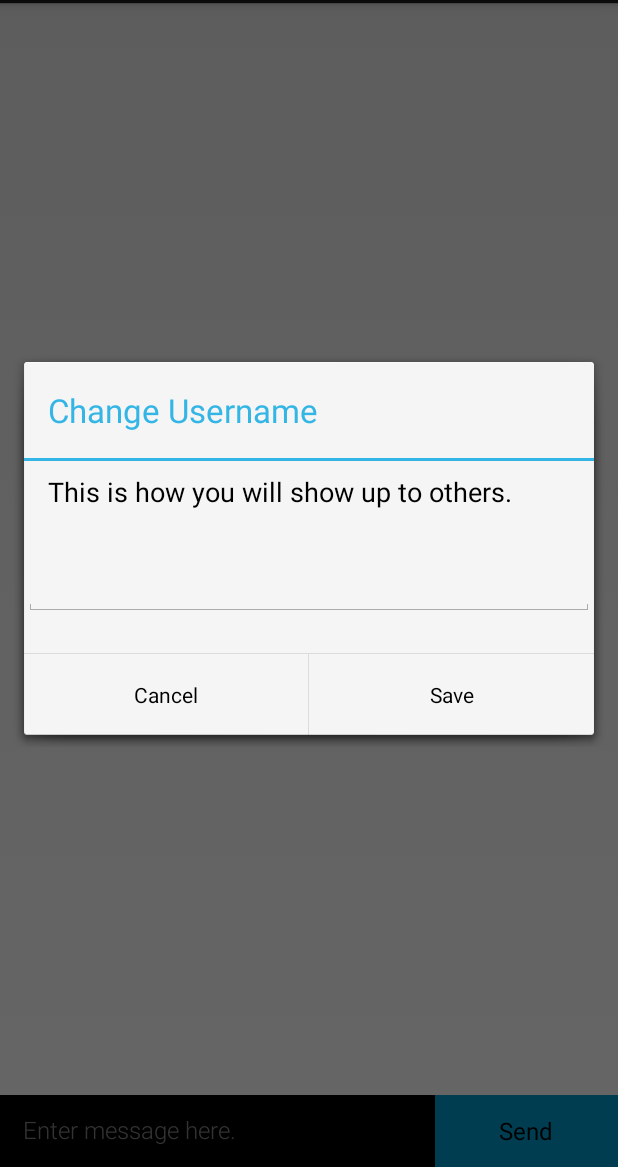
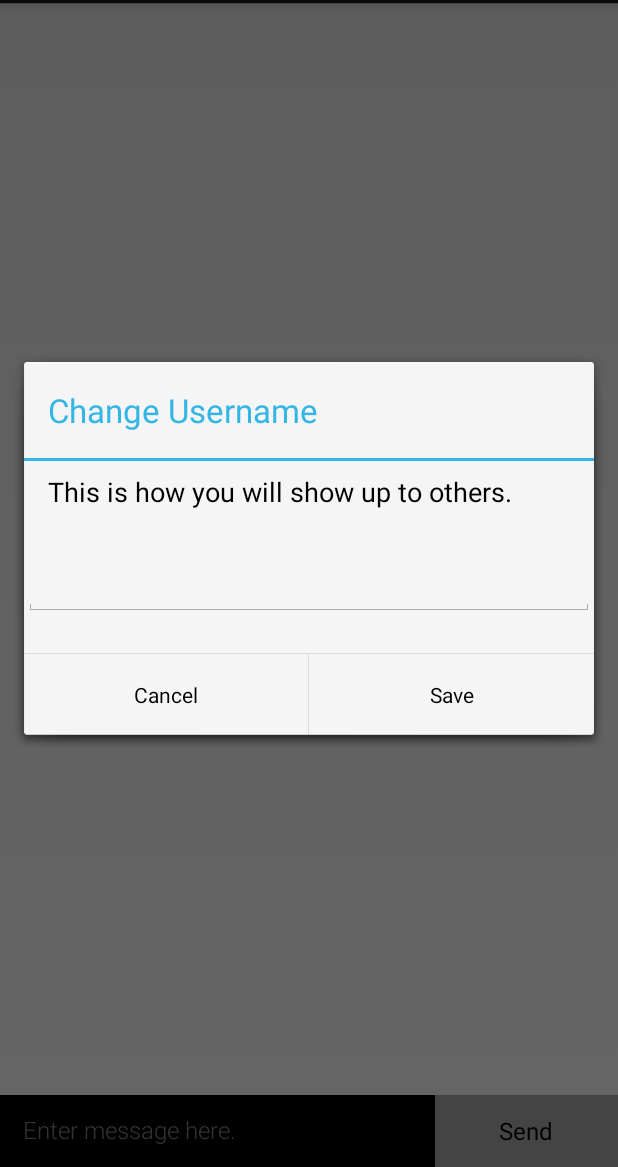
Before and after one commit to MobileProto2014/Android-Lab-2, an Android app: the screen it shows after launch (MainActivity), after a tap on "Username", on a phone screen of 412 x 824 dp, the part 69-1236 px from its top. Run offline under Robolectric (Android 15) with nearby library versions, the phone set to English and light mode, and no system bars.

Commit message:
Colors change nicely

```diff
--- a/chatbox/src/main/java/com/mobileproto/chatbox/AdapterChat.java
+++ b/chatbox/src/main/java/com/mobileproto/chatbox/AdapterChat.java
@@ -69,7 +69,7 @@ public class AdapterChat extends ArrayAdapter {
         holder.body.setText(chat.body);
         holder.time.setText(formatTime(chat.time));
 
-        holder.background.setBackgroundColor(MainActivity.userColors.get(chat.sender));
+        holder.background.setBackgroundResource(MainActivity.userColors.get(chat.sender));
         //holder.picture.setImageDrawable(getProfileDrawable(chat.userId));
     }
 
--- a/chatbox/src/main/java/com/mobileproto/chatbox/MainActivity.java
+++ b/chatbox/src/main/java/com/mobileproto/chatbox/MainActivity.java
@@ -20,7 +20,8 @@ import java.util.List;
 public class MainActivity extends Activity {
     //While Profile Pictures are not implemented
     public static HashMap<String, Integer> userColors = new HashMap<String, Integer>();
-    public static List<Integer> colors = Arrays.asList(android.R.color.holo_blue_light,
+    public static List<Integer> colors = Arrays.asList(android.R.color.darker_gray,
+                                            android.R.color.holo_blue_light,
                                             android.R.color.holo_green_light,
                                             android.R.color.holo_orange_light,
                                             android.R.color.holo_purple,
@@ -45,6 +46,9 @@ public class MainActivity extends Activity {
 
         //Setup colors
         addNewUser(username);
+        if (username.equals("default")){
+            Toast.makeText(this, "You are signed in as default! Click the user icon to change your name!", Toast.LENGTH_SHORT).show();
+        }
 
         getChats();
         setupViews(); //Sets up views in this content view.
@@ -62,6 +66,7 @@ public class MainActivity extends Activity {
         input.clearFocus();
 
         Button sendButton = (Button) findViewById(R.id.main_chat_button);
+        sendButton.setBackgroundResource(MainActivity.userColors.get(username));
         sendButton.setOnClickListener(OnClickListeners.sendButtonListener(this,chatAdapter));
     }
 
--- a/chatbox/src/main/java/com/mobileproto/chatbox/OnClickListeners.java
+++ b/chatbox/src/main/java/com/mobileproto/chatbox/OnClickListeners.java
@@ -50,6 +50,7 @@ public class OnClickListeners {
                         if (!MainActivity.userColors.containsKey(newName)){
                             MainActivity.addNewUser(newName);
                         }
+                        activity.findViewById(R.id.main_chat_button).setBackgroundResource(MainActivity.userColors.get(MainActivity.username));
                         dialogInterface.dismiss();
                     }
                 })
```
